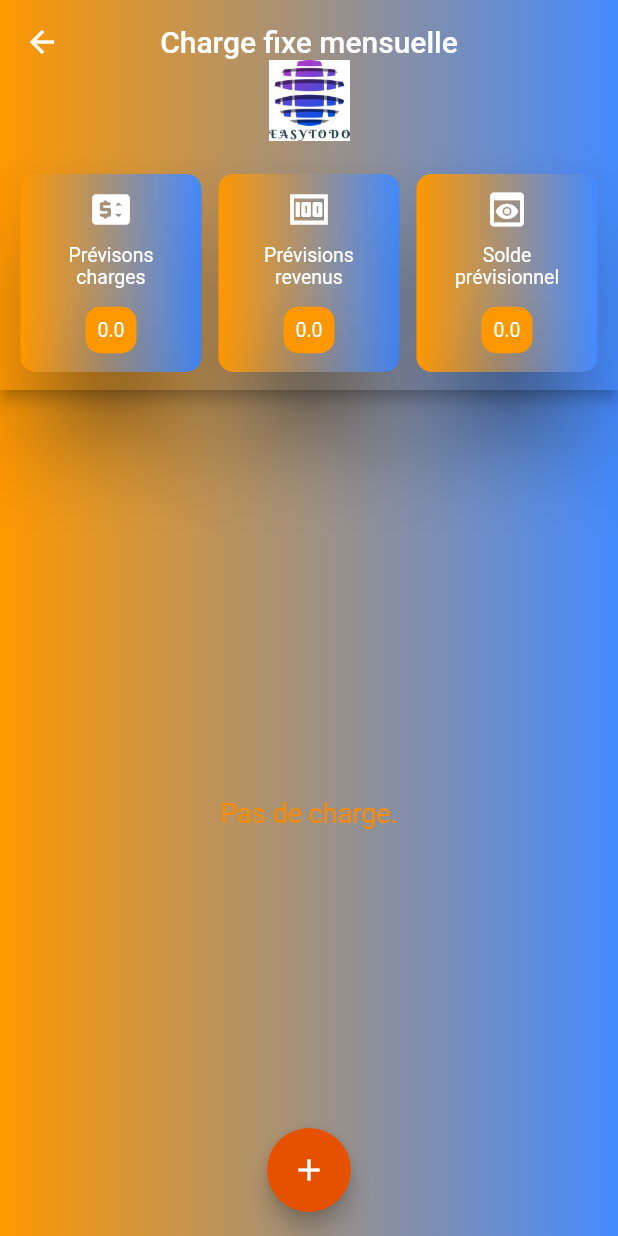
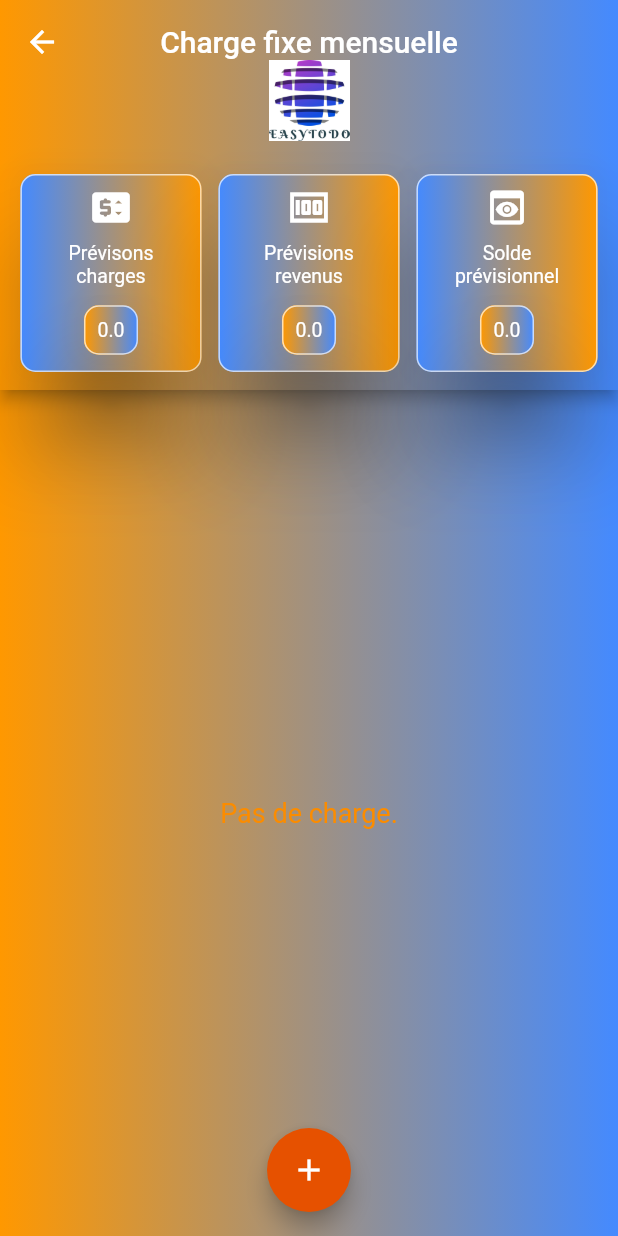
Before and after one commit to NOA-FASHION/easyEconomy, a Flutter app: the ChargeFixeMensuel screen opened directly, on a phone screen of 412 x 824 dp. Run offline on Flutter 3.47's test engine with Material 2 defaults, Android fonts, the phone set to English and light mode, and no system bars; our stand-ins replace lottie, nanoid, page_transition, shared_preferences, shimmer_animation; missing offline and left inert: marquee_text; accounts and stored records are empty.

Commit message:
tuning en cours

```diff
--- a/lib/screens/build_charge_fixe.dart
+++ b/lib/screens/build_charge_fixe.dart
@@ -92,7 +92,7 @@ class _BuildChargeFixeState extends State<BuildChargeFixe> {
         width: MediaQuery.of(context).size.width,
         decoration: BoxDecoration(
           borderRadius: BorderRadius.circular(20),
-          color: Colors.white,
+          color: Colors.white54,
         ),
         child: Card(
           shape: RoundedRectangleBorder(
@@ -329,6 +329,7 @@ class _BuildChargeFixeState extends State<BuildChargeFixe> {
                 elevation: 20.0,
                 child: Container(
                   decoration: BoxDecoration(
+                      border: Border.all(color: Colors.white70),
                       borderRadius: BorderRadius.circular(10),
                       gradient: LinearGradient(
                           begin: Alignment.centerLeft,
--- a/lib/screens/screen_indicateur_montant.dart
+++ b/lib/screens/screen_indicateur_montant.dart
@@ -81,11 +81,12 @@ class _ScreenIndicatorMontantState extends State<ScreenIndicatorMontant> {
           elevation: 25.0,
           child: Container(
             decoration: BoxDecoration(
+                border: Border.all(color: Colors.white70),
                 borderRadius: BorderRadius.circular(10),
                 gradient: LinearGradient(
                     begin: Alignment.centerLeft,
                     end: Alignment.centerRight,
-                    colors: [Colors.orange, Colors.blueAccent])),
+                    colors: [Colors.blueAccent, Colors.orange])),
             child: Center(
               child: Column(
                 mainAxisAlignment: MainAxisAlignment.center,
@@ -109,12 +110,21 @@ class _ScreenIndicatorMontantState extends State<ScreenIndicatorMontant> {
                       borderRadius: BorderRadius.circular(10.0),
                     ),
                     elevation: 25.0,
+                    child: Container(
+                      decoration: BoxDecoration(
+                          border: Border.all(color: Colors.white70),
+                          borderRadius: BorderRadius.circular(10),
+                          gradient: LinearGradient(
+                              begin: Alignment.centerLeft,
+                              end: Alignment.centerRight,
+                              colors: [Colors.orange, Colors.blueAccent])),
                       child: Padding(
                         padding: const EdgeInsets.all(8.0),
                         child: Text(
                           choixMontant(),
                           style: TextStyle(fontSize: 13, color: Colors.white),
                           textAlign: TextAlign.center,
+                        ),
                       ),
                     ),
                   ), // text
```
Lines whose indentation alone changed are shown as unchanged.
